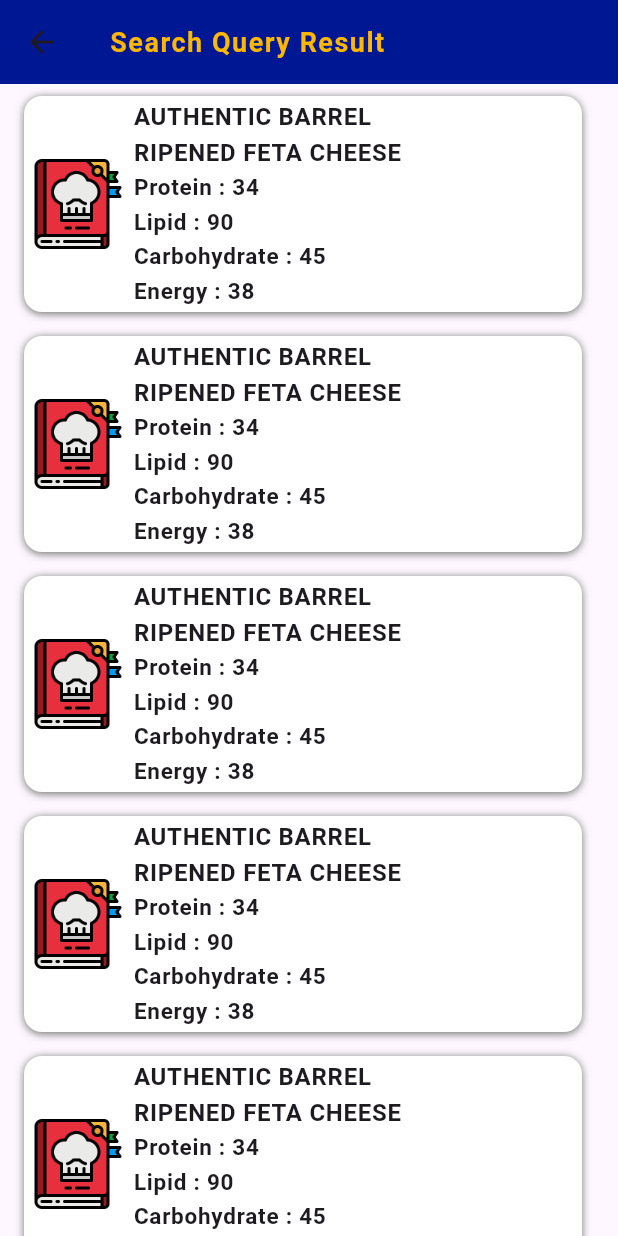
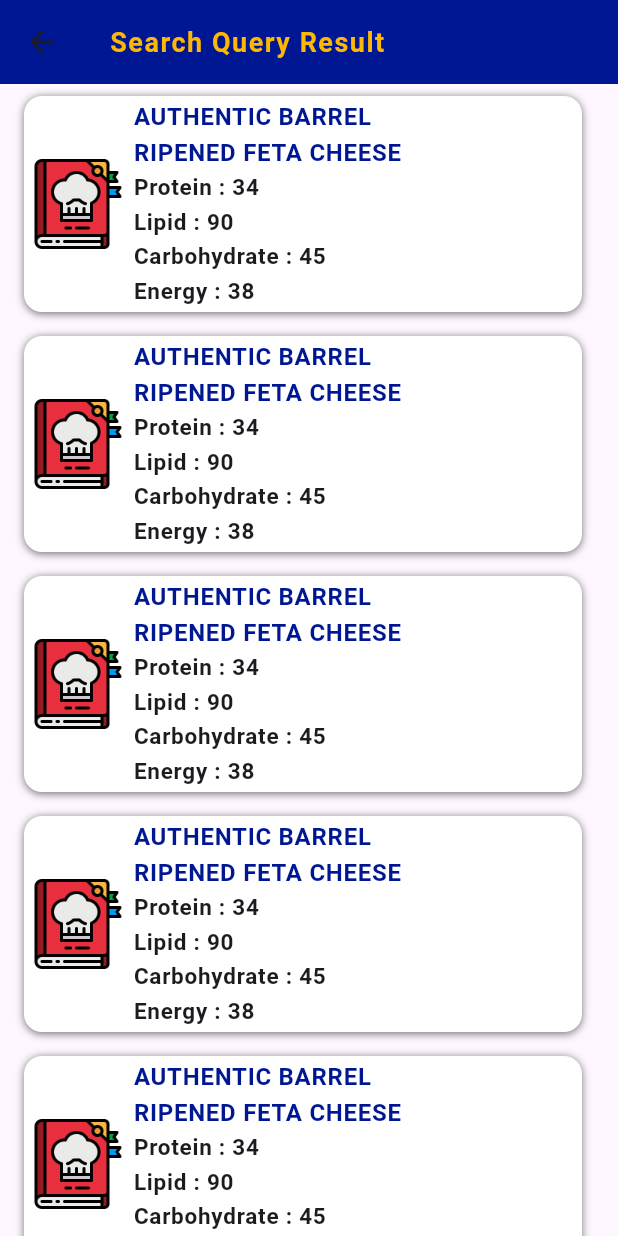
Before and after one commit to lakshitha119/recipe_app, a Flutter app: the SearchQuery screen opened directly, on a phone screen of 412 x 824 dp. Run offline on Flutter 3.47's test engine with Material 3 defaults, Android fonts, the phone set to English and light mode, and no system bars; our stand-ins replace animated_splash_screen, fl_chart, flutter_typeahead, fluttertoast, form_field_validator, google_fonts and 1 more; missing offline and left inert: path_provider_android; accounts and stored records are empty; network calls fail.

Commit message:
added few changes

```diff
--- a/lib/components/meal_card.dart
+++ b/lib/components/meal_card.dart
@@ -80,7 +80,7 @@ class MealCard extends StatelessWidget {
                     style: ElevatedButton.styleFrom(
                         backgroundColor: Colors.transparent, elevation: 0),
                     child: const Text(
-                      'Recipes',
+                      'Food Items',
                       style: TextStyle(
                         fontFamily: "Roboto",
                         fontSize: 14.0,
--- a/lib/components/searchResult.dart
+++ b/lib/components/searchResult.dart
@@ -56,7 +56,9 @@ class SearchResult extends StatelessWidget {
                 children: [
                   Text("$description",
                       style: const TextStyle(
-                          fontSize: 16.0, fontWeight: FontWeight.bold)),
+                          color: blue,
+                          fontSize: 16.0,
+                          fontWeight: FontWeight.bold)),
                   Text("Protein : $Protein",
                       style: const TextStyle(
                           fontSize: 15.0, fontWeight: FontWeight.bold)),
--- a/lib/screens/bar_chart_sample2.dart
+++ b/lib/screens/bar_chart_sample2.dart
@@ -116,8 +116,9 @@ class BarChartSample2State extends State<BarChartSample2> {
                         // String tooltipText = 'Y:${rodIndex} ${groupIndex}';
                         var data =
                             dateDataList[groupIndex]["nutrients"][rodIndex];
-                        String tooltipText =
-                            data["name"] + " - " + data["amount"].toString();
+                        String tooltipText = data["name"] +
+                            " - " +
+                            data["amount"].toStringAsFixed(2).toString();
 
                         return BarTooltipItem(
                           tooltipText,
--- a/lib/screens/recipe_view.dart
+++ b/lib/screens/recipe_view.dart
@@ -144,7 +144,7 @@ class _ViewRecipeState extends State<ViewRecipe> {
                 mainAxisAlignment: MainAxisAlignment.start,
                 crossAxisAlignment: CrossAxisAlignment.start,
                 children: [
-                  const Text("Recipes",
+                  const Text("Food Items",
                       style: TextStyle(
                           fontSize: 25.0, fontWeight: FontWeight.bold)),
                   // const Text("1 serving per container"),
```
Also changed, not shown: lib/components/nutrition_row.dart (+6 -6 lines), lib/screens/nutrition_view.dart (+7 -9 lines), lib/screens/pie.dart (indentation only).
